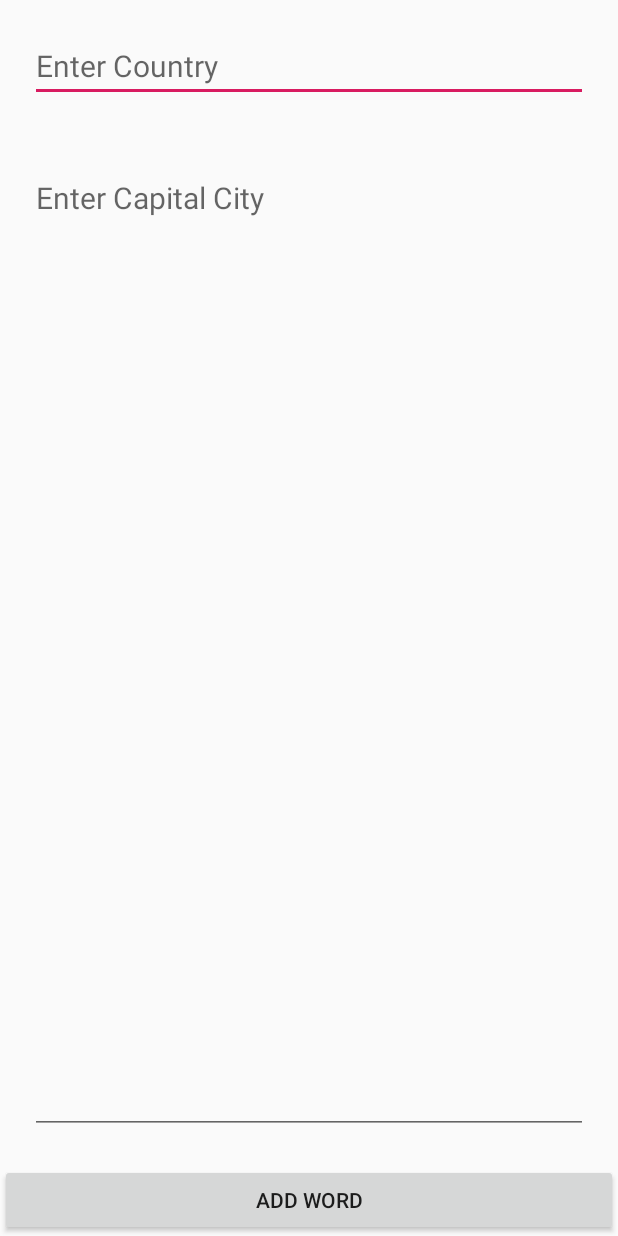
After one commit to manishmhr/DictionaryApplication, an Android app: the layout activity_add_country.xml on its own in the app's theme, with its tools: preview values and no code run, on a phone screen of 412 x 824 dp. The commit adds this screen. Run offline under Robolectric (Android 15) with nearby library versions, the phone set to English and light mode, and no system bars.

Commit message:
txt file

```diff
--- /dev/null
+++ b/app/src/main/res/layout/activity_add_country.xml
@@ -0,0 +1,34 @@
+<?xml version="1.0" encoding="utf-8"?>
+<LinearLayout xmlns:android="http://schemas.android.com/apk/res/android"
+    xmlns:app="http://schemas.android.com/apk/res-auto"
+    xmlns:tools="http://schemas.android.com/tools"
+    android:layout_width="match_parent"
+    android:layout_height="match_parent"
+    android:orientation="vertical"
+    tools:context=".AddCountryActivity">
+
+    <EditText
+        android:id="@+id/etCountry"
+        android:layout_width="match_parent"
+        android:layout_height="wrap_content"
+        android:hint="Enter Country"
+        android:textSize="20sp"
+        android:layout_margin="20dp"/>
+
+    <EditText
+        android:id="@+id/etCapital"
+        android:layout_width="match_parent"
+        android:layout_height="wrap_content"
+        android:hint="Enter Capital City"
+        android:gravity="start"
+        android:layout_weight="1"
+        android:textSize="20sp"
+        android:layout_margin="20dp"/>
+
+    <Button
+        android:layout_width="match_parent"
+        android:layout_height="wrap_content"
+        android:id="@+id/btnAddCountry"
+        android:text="Add Word"/>
+
+</LinearLayout>
```
Also changed, not shown: app/src/main/AndroidManifest.xml (+9 -8 lines), app/src/main/java/com/application/AddCountryActivity.java (added, +47 -0 lines), app/src/main/java/com/application/MainActivity.java (+22 -0 lines), app/src/main/res/layout/activity_capital.xml (+9 -2 lines), app/src/main/res/layout/activity_main.xml (+5 -3 lines).
